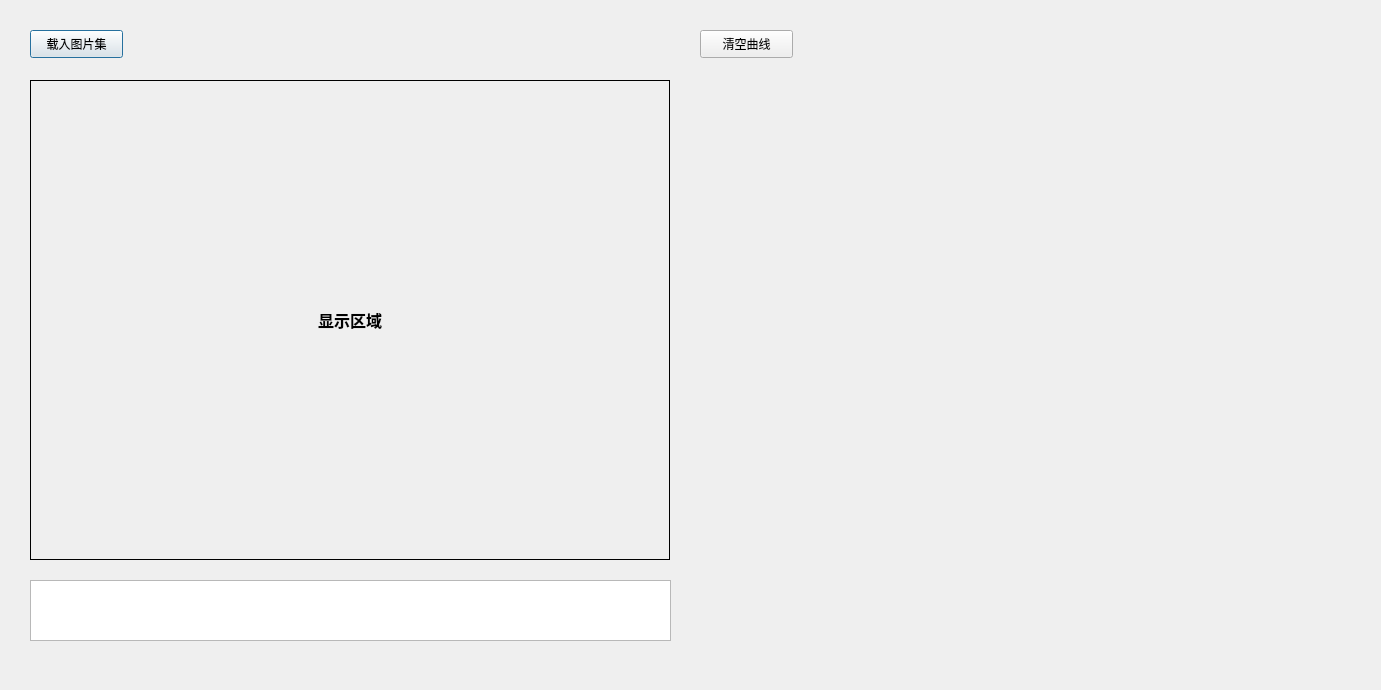
The window that imaging_spectrometer/spectrumanalysisdialog.ui (betterorbest/usb_camera_with_Cypress) describes before a commit, drawn with Qt 5.
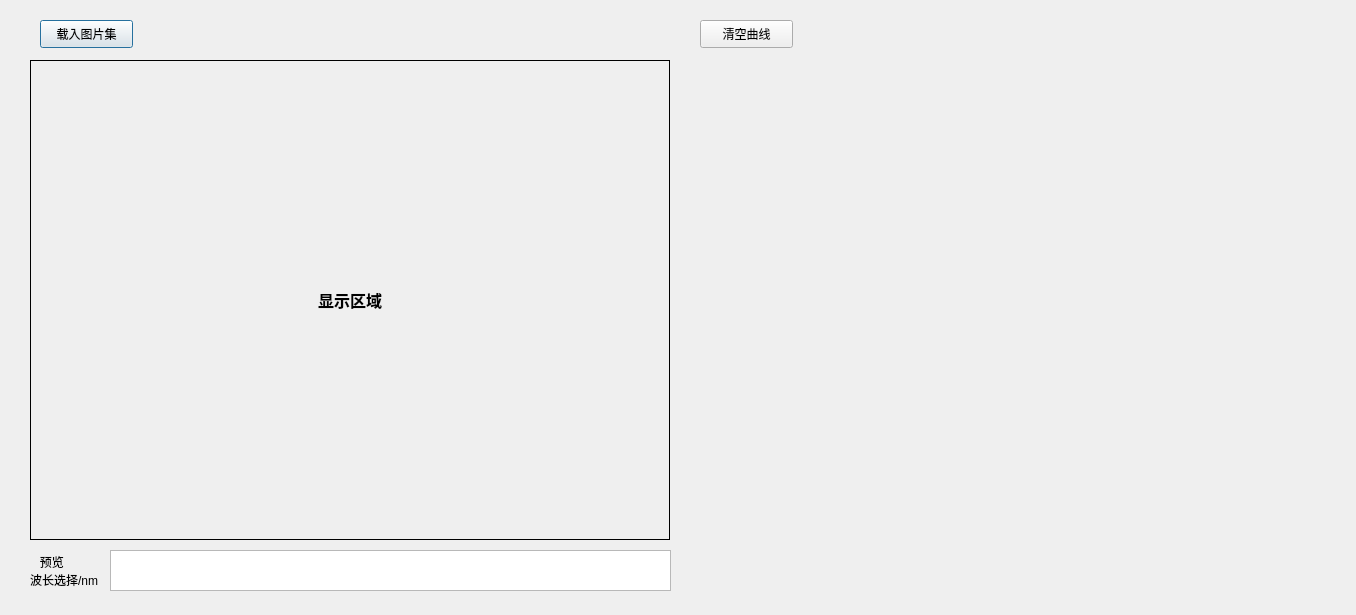
The same window after the commit. Custom widgets are drawn as their Qt base class.

```diff
--- a/imaging_spectrometer/spectrumanalysisdialog.ui
+++ b/imaging_spectrometer/spectrumanalysisdialog.ui
@@ -6,8 +6,8 @@
    <rect>
     <x>0</x>
     <y>0</y>
-    <width>1381</width>
-    <height>690</height>
+    <width>1356</width>
+    <height>615</height>
    </rect>
   </property>
   <property name="windowTitle">
@@ -20,7 +20,7 @@
    <property name="geometry">
     <rect>
      <x>30</x>
-     <y>80</y>
+     <y>60</y>
      <width>640</width>
      <height>480</height>
     </rect>
@@ -47,8 +47,8 @@
   <widget class="QCustomPlot" name="m_plot" native="true">
    <property name="geometry">
     <rect>
-     <x>700</x>
-     <y>80</y>
+     <x>690</x>
+     <y>60</y>
      <width>640</width>
      <height>480</height>
     </rect>
@@ -60,8 +60,8 @@
   <widget class="QPushButton" name="m_loadImagesButton">
    <property name="geometry">
     <rect>
-     <x>30</x>
-     <y>30</y>
+     <x>40</x>
+     <y>20</y>
      <width>93</width>
      <height>28</height>
     </rect>
@@ -76,10 +76,10 @@
    </property>
    <property name="geometry">
     <rect>
-     <x>30</x>
-     <y>580</y>
-     <width>641</width>
-     <height>61</height>
+     <x>110</x>
+     <y>550</y>
+     <width>561</width>
+     <height>41</height>
     </rect>
    </property>
    <property name="flow">
@@ -99,7 +99,7 @@
    <property name="geometry">
     <rect>
      <x>700</x>
-     <y>30</y>
+     <y>20</y>
      <width>93</width>
      <height>28</height>
     </rect>
@@ -108,6 +108,20 @@
     <string>清空曲线</string>
    </property>
   </widget>
+  <widget class="QLabel" name="label">
+   <property name="geometry">
+    <rect>
+     <x>30</x>
+     <y>550</y>
+     <width>71</width>
+     <height>41</height>
+    </rect>
+   </property>
+   <property name="text">
+    <string>   预览
+波长选择/nm</string>
+   </property>
+  </widget>
  </widget>
  <customwidgets>
   <customwidget>
```
